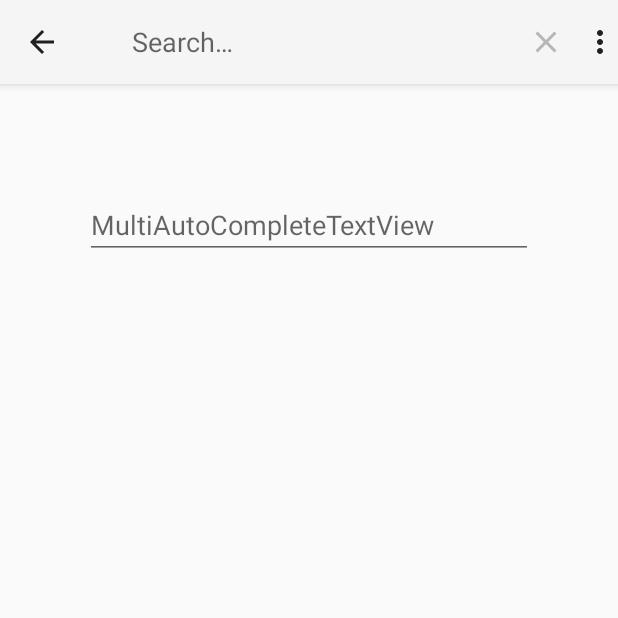
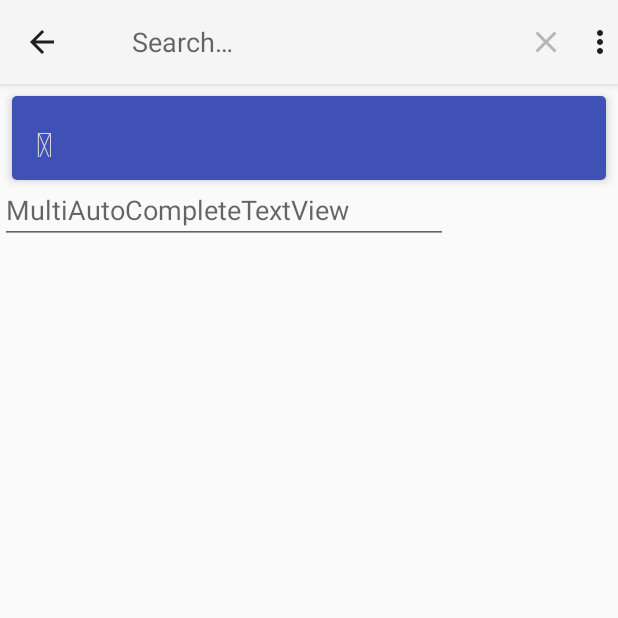
Before and after one commit to ganny26/staggered-android, an Android app: the SearchActivity screen opened directly, with no data from a screen before it, after a tap on "Search", on a phone screen of 412 x 824 dp, the top half of it. Run offline under Robolectric (Android 15) with nearby library versions, the phone set to English and light mode, and no system bars; 1 statement that could not run was skipped.

Commit message:
rounded corners shape added

```diff
--- /dev/null
+++ b/app/src/main/res/drawable/toolbar_rounded_corners.xml
@@ -0,0 +1,11 @@
+<?xml version="1.0" encoding="utf-8"?>
+<selector xmlns:android="http://schemas.android.com/apk/res/android">
+    <item>
+        <shape android:shape="rectangle">
+            <corners android:radius="3dp"/>
+                <solid android:color="@color/colorPrimary"/>
+
+        </shape>
+    </item>
+
+</selector>
--- a/app/src/main/res/layout/activity_search.xml
+++ b/app/src/main/res/layout/activity_search.xml
@@ -1,14 +1,44 @@
 <?xml version="1.0" encoding="utf-8"?>
-<RelativeLayout xmlns:android="http://schemas.android.com/apk/res/android"
+<android.support.design.widget.CoordinatorLayout xmlns:android="http://schemas.android.com/apk/res/android"
     xmlns:tools="http://schemas.android.com/tools"
     android:id="@+id/activity_search"
     android:layout_width="match_parent"
     android:layout_height="match_parent"
-    android:paddingBottom="@dimen/activity_vertical_margin"
-    android:paddingLeft="@dimen/activity_horizontal_margin"
-    android:paddingRight="@dimen/activity_horizontal_margin"
-    android:paddingTop="@dimen/activity_vertical_margin"
+
     tools:context="com.bacon.demo.activities.SearchActivity">
+
+
+        <android.support.v7.widget.Toolbar
+            android:id="@+id/tb_main"
+            android:layout_width="match_parent"
+            android:layout_height="?attr/actionBarSize"
+            android:layout_alignParentLeft="true"
+            android:layout_margin="8dp"
+            android:background="@drawable/toolbar_rounded_corners"
+            android:elevation="4dp"
+            android:minHeight="?attr/actionBarSize"
+            android:popupTheme="@style/ThemeOverlay.AppCompat.Light">
+
+            <LinearLayout
+                android:id="@+id/tb_linearlayout"
+                android:layout_width="match_parent"
+                android:layout_height="match_parent"
+                android:gravity="center_vertical"
+                android:orientation="horizontal">
+
+                <TextView
+                    android:id="@+id/appbar_take"
+                    android:layout_width="25dp"
+                    android:layout_height="25dp"
+                    android:layout_marginLeft="0dp"
+                    android:gravity="center_vertical"
+                    android:text="@string/fa_search"
+                    android:textColor="@color/black"
+                    android:textSize="25sp" />
+
+
+            </LinearLayout>
+        </android.support.v7.widget.Toolbar>
 
     <MultiAutoCompleteTextView
         android:id="@+id/multiAutoCompleteTextView1"
@@ -18,9 +48,9 @@
         android:layout_centerHorizontal="true"
         android:layout_marginTop="61dp"
         android:ems="14"
-        android:hint="MultiAutoCompleteTextView" >
+        android:hint="MultiAutoCompleteTextView">
 
         <requestFocus />
     </MultiAutoCompleteTextView>
 
-</RelativeLayout>
+</android.support.design.widget.CoordinatorLayout>
```
